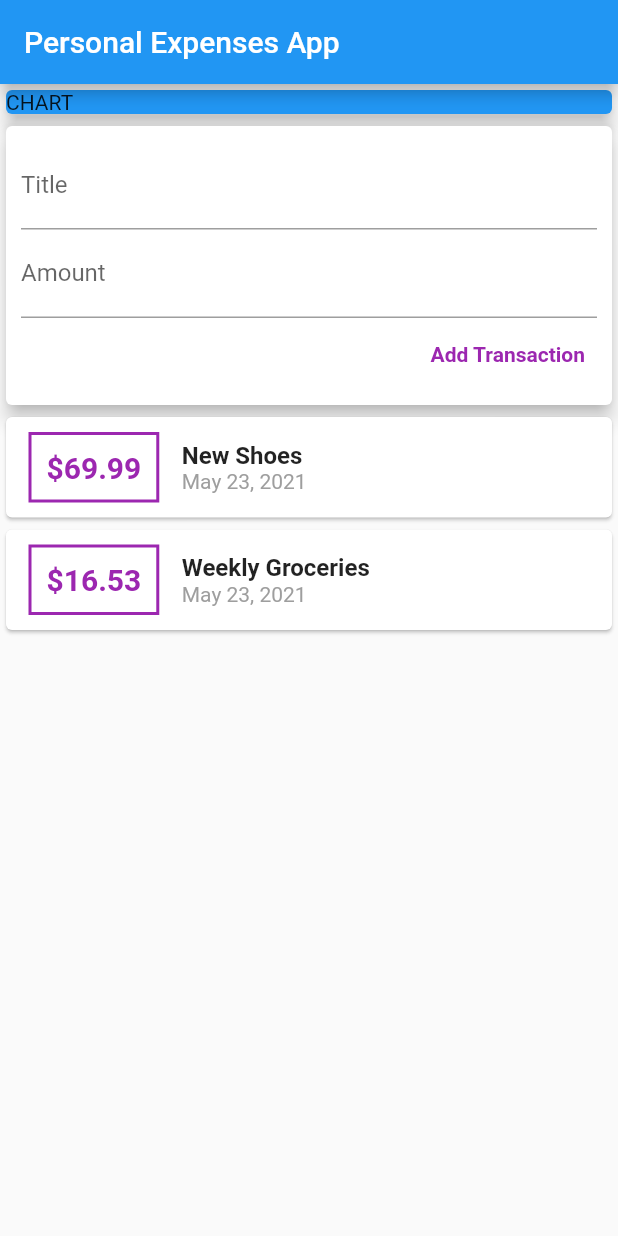
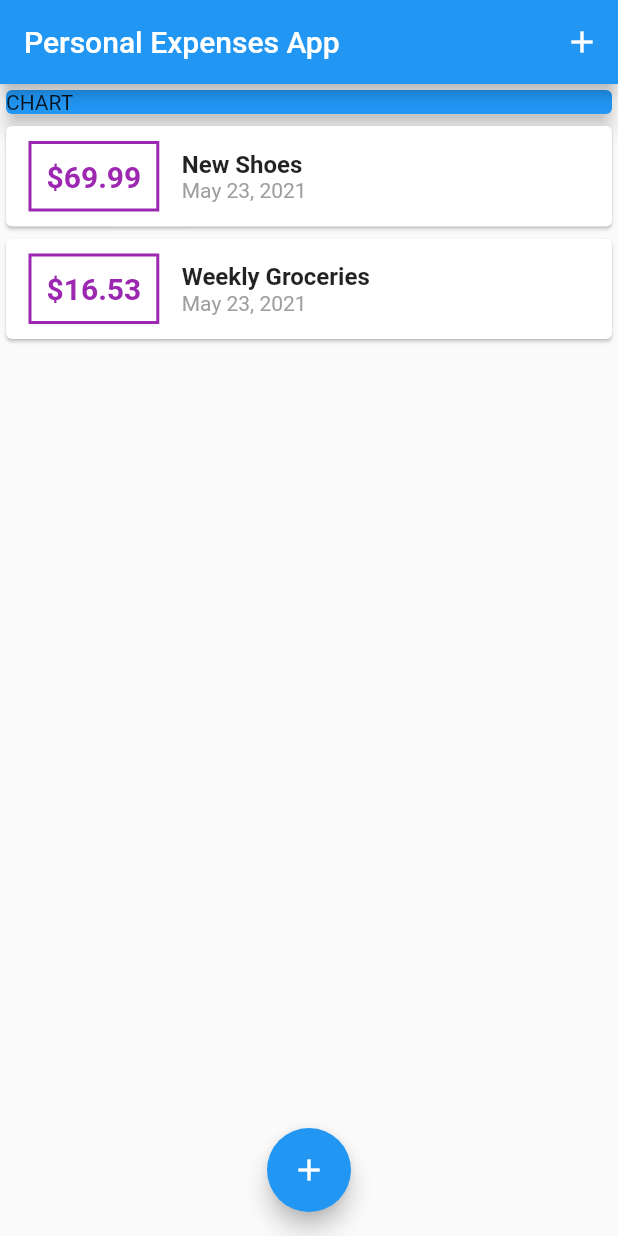
Before and after one commit to chrisd666/personal-expenses-app, a Flutter app: the screen it shows after launch, on a phone screen of 412 x 824 dp. Run offline on Flutter 3.47's test engine with Material 2 defaults, Android fonts, the phone set to English and light mode, and no system bars.

```diff
--- a/lib/main.dart
+++ b/lib/main.dart
@@ -1,5 +1,8 @@
 import 'package:flutter/material.dart';
-import './widgets/user_transactions.dart';
+import 'package:personal_expenses_app/widgets/transaction_list.dart';
+import './widgets/new_transaction.dart';
+import './widgets/transaction_list.dart';
+import './models/transaction.dart';
 
 void main() {
   runApp(MyApp());
@@ -19,12 +22,56 @@ class MyApp extends StatelessWidget {
   }
 }
 
-class MyHomePage extends StatelessWidget {
+class MyHomePage extends StatefulWidget {
+  @override
+  _MyHomePageState createState() => _MyHomePageState();
+}
+
+class _MyHomePageState extends State<MyHomePage> {
+  final List<Transaction> _userTransactions = [
+    Transaction(
+        id: 't1', title: 'New Shoes', amount: 69.99, date: DateTime.now()),
+    Transaction(
+        id: 't2',
+        title: 'Weekly Groceries',
+        amount: 16.53,
+        date: DateTime.now()),
+  ];
+
+  void _addNewTransaction(String title, double amount) {
+    final newTx = Transaction(
+        id: DateTime.now().toString(),
+        title: title,
+        amount: amount,
+        date: DateTime.now());
+
+    setState(() {
+      _userTransactions.add(newTx);
+    });
+  }
+
+  void _startAddNewTransaction(BuildContext ctx) {
+    showModalBottomSheet(
+        context: ctx,
+        builder: (_) {
+          return GestureDetector(
+            onTap: () {},
+            child: NewTransaction(_addNewTransaction),
+            behavior: HitTestBehavior.opaque,
+          );
+        });
+  }
+
   @override
   Widget build(BuildContext context) {
     return Scaffold(
       appBar: AppBar(
         title: Text("Personal Expenses App"),
+        actions: [
+          IconButton(
+              icon: Icon(Icons.add),
+              onPressed: () => _startAddNewTransaction(context))
+        ],
       ),
       body: SingleChildScrollView(
         child: Column(
@@ -38,9 +85,14 @@ class MyHomePage extends StatelessWidget {
                 elevation: 5,
               ),
             ),
-            UserTransaction()
+            TransactionList(_userTransactions)
           ],
         ),
+      ),
+      floatingActionButtonLocation: FloatingActionButtonLocation.centerFloat,
+      floatingActionButton: FloatingActionButton(
+        child: Icon(Icons.add),
+        onPressed: () => _startAddNewTransaction(context),
       ),
     );
   }
--- a/lib/widgets/transaction_list.dart
+++ b/lib/widgets/transaction_list.dart
@@ -11,9 +11,8 @@ class TransactionList extends StatelessWidget {
   Widget build(BuildContext context) {
     return Container(
       height: 300,
-      child: SingleChildScrollView(
-        child: Column(
-          children: transactions.map((tx) {
+      child: ListView.builder(
+        itemBuilder: (ctx, index) {
           return Card(
               child: Row(children: [
             Container(
@@ -25,7 +24,7 @@ class TransactionList extends StatelessWidget {
                 width: 2,
               )),
               child: Text(
-                  "\$${tx.amount}",
+                "\$${transactions[index].amount.toStringAsFixed(2)}",
                 style: TextStyle(
                     fontWeight: FontWeight.bold,
                     fontSize: 20,
@@ -36,18 +35,18 @@ class TransactionList extends StatelessWidget {
               crossAxisAlignment: CrossAxisAlignment.start,
               children: [
                 Text(
-                    tx.title,
+                  transactions[index].title,
                   style: TextStyle(fontWeight: FontWeight.bold, fontSize: 16),
                 ),
                 Text(
-                    DateFormat.yMMMd().format(tx.date),
+                  DateFormat.yMMMd().format(transactions[index].date),
                   style: TextStyle(color: Colors.grey),
                 ),
               ],
             )
           ]));
-          }).toList(),
-        ),
+        },
+        itemCount: transactions.length,
       ),
     );
   }
--- a/lib/widgets/user_transactions.dart
+++ /dev/null
@@ -1,43 +0,0 @@
-import 'package:flutter/material.dart';
-import '../models/transaction.dart';
-import './transaction_list.dart';
-import './new_transaction.dart';
-
-class UserTransaction extends StatefulWidget {
-  @override
-  _UserTransactionState createState() => _UserTransactionState();
-}
-
-class _UserTransactionState extends State<UserTransaction> {
-  final List<Transaction> _userTransactions = [
-    Transaction(
-        id: 't1', title: 'New Shoes', amount: 69.99, date: DateTime.now()),
-    Transaction(
-        id: 't2',
-        title: 'Weekly Groceries',
-        amount: 16.53,
-        date: DateTime.now()),
-  ];
-
-  void _addNewTransaction(String title, double amount) {
-    final newTx = Transaction(
-        id: DateTime.now().toString(),
-        title: title,
-        amount: amount,
-        date: DateTime.now());
-
-    setState(() {
-      _userTransactions.add(newTx);
-    });
-  }
-
-  @override
-  Widget build(BuildContext context) {
-    return Column(
-      children: [
-        NewTransaction(_addNewTransaction),
-        TransactionList(_userTransactions)
-      ],
-    );
-  }
-}
```
Also changed, not shown: lib/widgets/new_transaction.dart (+13 -4 lines). Lines whose indentation alone changed are shown as unchanged.
